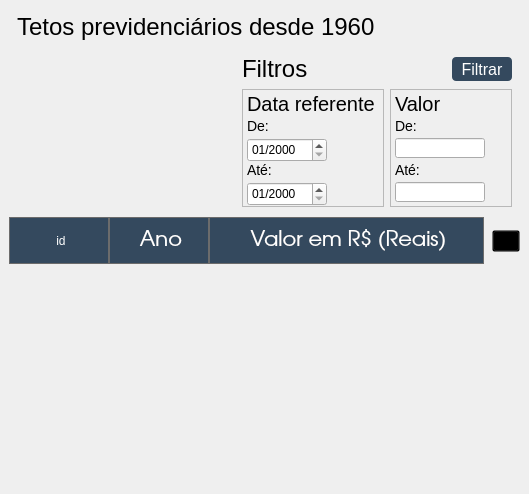
newprev/PrevCliente, file Design/UI/pgTetosPrevidenciarios.ui: the form before one commit.
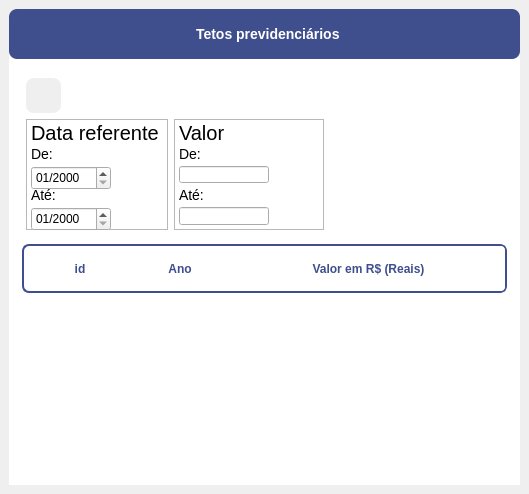
The form after the commit. Icons and pictures are not drawn.

Patch:
```diff
--- a/Design/UI/pgTetosPrevidenciarios.ui
+++ b/Design/UI/pgTetosPrevidenciarios.ui
@@ -17,17 +17,39 @@
    <string notr="true">/*-------------------------------- Tables -----------------------------------------*/
 #tblInfo {
 	background-color: transparent;
+	
+	font: 11pt &quot;Avenir LT Std&quot;;
+	color: #3F4E8C;
+
+	alternate-background-color: #F4F5F8;
+	margin: 4px;
 }
 
 #tblInfo::item{
 	margin: 4px;
 }
 
+QHeaderView {
+    padding-left: 4px;
+    background-color: white;
+    border: 2px solid #3F4E8C;
+
+	border-radius: 7px;
+
+	min-height: 45px;
+}
+
 QHeaderView::section {
-    background-color: rgb(52, 73, 94);
-    color: white;
+	font: 12pt &quot;Avenir LT Std&quot;;
+    color: #3F4E8C;
+	font-weight: 750;
+
     padding-left: 4px;
-    border: 1px solid #6c6c6c;
+    background-color: white;
+    border: 0px solid none;
+
+	border-radius: 4px;
+
 	min-height: 45px;
 }
 
@@ -38,6 +60,22 @@
 QHeaderView::up-arrow {
     icon-color: white;
 }
+/*-------------------------------- Frame -----------------------------------------*/
+#frPrincipal {
+	border: 0px solid none;
+	
+	border-top-left-radius: 8px;
+	border-bottom-left-radius: 0px;
+	border-top-right-radius: 8px;
+	border-bottom-right-radius: 0px;
+
+	background-color: white;
+}
+
+#frTitulo {
+	border-radius: 8px;
+	background-color: #3F4E8C;
+}
 
 /*-------------------------------- Label -----------------------------------------*/
 QLabel {
@@ -50,73 +88,41 @@
 	font-size: 20px;
 }
 
-#lbTitulo, #lbFiltrosInfo {
+#lbFiltrosInfo {
 	font-family: &quot;TeX Gyre Adventor&quot;;
 	font-size: 24px;
 }
 
+#lbTitulo {
+	font: 14pt &quot;Avenir LT Std&quot;;
+	color: white;
+
+	font-weight: 750;
+}
+
 /*-------------------------------- Push Buttons --------------------------------*/
-#pbRefresh {
-	background-image: url(:/refresh/refresh.png);
-	background-repeat: no-repeat;
+#pbFiltros {
+	background-image: url(:/filtros/filtros.png);
 	background-position: center;
-	background-color: transparent;
-}
-
-#pbRefresh:hover {
-	background-image: url(:/refreshHover/refreshHover.png);
 	background-repeat: no-repeat;
-	background-position: center;
-	background-color: transparent;
-}
 
-#pbFiltrar {
-	font-family: &quot;TeX Gyre Adventor&quot;;
-	font-size: 16px;
-	color: white;
-
-	border-radius: 4px;
-	background-color: rgb(52, 73, 94);
-}
-
-#pbFiltrar:hover {
-	font-family: &quot;TeX Gyre Adventor&quot;;
-	font-size: 16px;
-	color: white;
-
-	border-radius: 4px;
-	border: 1px solid;
-	background-color: rgb(72, 93, 114);
+	background-color: rgb(239, 239, 239);
+	border-radius: 8px;
 }</string>
   </property>
   <widget class="QWidget" name="centralwidget">
    <layout class="QVBoxLayout" name="verticalLayout">
     <item>
-     <widget class="QFrame" name="frame">
-      <property name="minimumSize">
-       <size>
-        <width>0</width>
-        <height>36</height>
-       </size>
-      </property>
-      <property name="maximumSize">
-       <size>
-        <width>16777215</width>
-        <height>42</height>
-       </size>
-      </property>
+     <widget class="QFrame" name="frPrincipal">
       <property name="frameShape">
        <enum>QFrame::NoFrame</enum>
       </property>
       <property name="frameShadow">
        <enum>QFrame::Raised</enum>
       </property>
-      <layout class="QHBoxLayout" name="horizontalLayout">
-       <property name="spacing">
-        <number>0</number>
-       </property>
+      <layout class="QGridLayout" name="gridLayout_2">
        <property name="leftMargin">
-        <number>8</number>
+        <number>0</number>
        </property>
        <property name="topMargin">
         <number>0</number>
@@ -127,29 +133,16 @@
        <property name="bottomMargin">
         <number>0</number>
        </property>
-       <item>
-        <widget class="QLabel" name="lbTitulo">
-         <property name="minimumSize">
-          <size>
-           <width>0</width>
-           <height>36</height>
-          </size>
+       <item row="1" column="0">
+        <widget class="QFrame" name="frConteudo">
+         <property name="frameShape">
+          <enum>QFrame::NoFrame</enum>
          </property>
-         <property name="maximumSize">
-          <size>
-           <width>16777215</width>
-           <height>42</height>
-          </size>
+         <property name="frameShadow">
+          <enum>QFrame::Raised</enum>
          </property>
-         <property name="text">
-          <string>Tetos previdenciários desde 1960</string>
-         </property>
-        </widget>
-       </item>
-      </layout>
-     </widget>
-    </item>
-    <item alignment="Qt::AlignRight|Qt::AlignTop">
+         <layout class="QGridLayout" name="gridLayout_3">
+          <item row="0" column="0">
      <widget class="QFrame" name="frFiltros">
       <property name="minimumSize">
        <size>
@@ -188,7 +181,26 @@
        <property name="bottomMargin">
         <number>4</number>
        </property>
-       <item row="2" column="0">
+             <item row="0" column="0" alignment="Qt::AlignLeft">
+              <widget class="QPushButton" name="pbFiltros">
+               <property name="minimumSize">
+                <size>
+                 <width>35</width>
+                 <height>35</height>
+                </size>
+               </property>
+               <property name="maximumSize">
+                <size>
+                 <width>35</width>
+                 <height>35</height>
+                </size>
+               </property>
+               <property name="text">
+                <string/>
+               </property>
+              </widget>
+             </item>
+             <item row="1" column="0">
         <widget class="QFrame" name="frDtReferente">
          <property name="maximumSize">
           <size>
@@ -280,7 +292,7 @@
          </layout>
         </widget>
        </item>
-       <item row="2" column="1">
+             <item row="1" column="2">
         <widget class="QFrame" name="frValor">
          <property name="maximumSize">
           <size>
@@ -354,136 +366,23 @@
          </layout>
         </widget>
        </item>
-       <item row="0" column="0" colspan="2" alignment="Qt::AlignTop">
-        <widget class="QFrame" name="frame_3">
-         <property name="sizePolicy">
-          <sizepolicy hsizetype="Preferred" vsizetype="Fixed">
-           <horstretch>0</horstretch>
-           <verstretch>0</verstretch>
-          </sizepolicy>
-         </property>
-         <property name="minimumSize">
-          <size>
-           <width>270</width>
-           <height>0</height>
-          </size>
-         </property>
-         <property name="maximumSize">
-          <size>
-           <width>270</width>
-           <height>16777215</height>
-          </size>
-         </property>
-         <property name="frameShape">
-          <enum>QFrame::NoFrame</enum>
-         </property>
-         <property name="frameShadow">
-          <enum>QFrame::Raised</enum>
-         </property>
-         <layout class="QHBoxLayout" name="horizontalLayout_2">
-          <property name="spacing">
-           <number>4</number>
-          </property>
-          <property name="leftMargin">
-           <number>0</number>
-          </property>
-          <property name="topMargin">
-           <number>0</number>
-          </property>
-          <property name="rightMargin">
-           <number>0</number>
-          </property>
-          <property name="bottomMargin">
-           <number>0</number>
-          </property>
-          <item alignment="Qt::AlignLeft">
-           <widget class="QLabel" name="lbFiltrosInfo">
-            <property name="text">
-             <string>Filtros</string>
-            </property>
-           </widget>
-          </item>
-          <item>
-           <layout class="QVBoxLayout" name="vlCheckBox"/>
-          </item>
-          <item>
+             <item row="0" column="2">
            <spacer name="horizontalSpacer">
             <property name="orientation">
              <enum>Qt::Horizontal</enum>
             </property>
             <property name="sizeHint" stdset="0">
              <size>
-              <width>5</width>
+                 <width>40</width>
               <height>20</height>
              </size>
             </property>
            </spacer>
           </item>
-          <item alignment="Qt::AlignRight">
-           <widget class="QPushButton" name="pbFiltrar">
-            <property name="minimumSize">
-             <size>
-              <width>60</width>
-              <height>24</height>
-             </size>
-            </property>
-            <property name="maximumSize">
-             <size>
-              <width>60</width>
-              <height>16777215</height>
-             </size>
-            </property>
-            <property name="text">
-             <string>Filtrar</string>
-            </property>
-           </widget>
-          </item>
          </layout>
         </widget>
        </item>
-      </layout>
-     </widget>
-    </item>
-    <item>
-     <widget class="QFrame" name="frame_2">
-      <property name="sizePolicy">
-       <sizepolicy hsizetype="Preferred" vsizetype="Expanding">
-        <horstretch>0</horstretch>
-        <verstretch>0</verstretch>
-       </sizepolicy>
-      </property>
-      <property name="sizeIncrement">
-       <size>
-        <width>20846</width>
-        <height>0</height>
-       </size>
-      </property>
-      <property name="tabletTracking">
-       <bool>false</bool>
-      </property>
-      <property name="frameShape">
-       <enum>QFrame::NoFrame</enum>
-      </property>
-      <property name="frameShadow">
-       <enum>QFrame::Raised</enum>
-      </property>
-      <layout class="QHBoxLayout" name="horizontalLayout_3">
-       <property name="spacing">
-        <number>8</number>
-       </property>
-       <property name="leftMargin">
-        <number>0</number>
-       </property>
-       <property name="topMargin">
-        <number>0</number>
-       </property>
-       <property name="rightMargin">
-        <number>0</number>
-       </property>
-       <property name="bottomMargin">
-        <number>0</number>
-       </property>
-       <item>
+          <item row="1" column="0">
         <widget class="QTableWidget" name="tblInfo">
          <property name="sizePolicy">
           <sizepolicy hsizetype="Preferred" vsizetype="Expanding">
@@ -503,6 +402,9 @@
          <property name="editTriggers">
           <set>QAbstractItemView::NoEditTriggers</set>
          </property>
+            <property name="alternatingRowColors">
+             <bool>true</bool>
+            </property>
          <property name="selectionMode">
           <enum>QAbstractItemView::NoSelection</enum>
          </property>
@@ -553,18 +455,21 @@
          </column>
         </widget>
        </item>
-       <item alignment="Qt::AlignTop">
-        <widget class="QFrame" name="frame_4">
+         </layout>
+        </widget>
+       </item>
+       <item row="0" column="0" alignment="Qt::AlignTop">
+        <widget class="QFrame" name="frTitulo">
          <property name="minimumSize">
           <size>
-           <width>28</width>
-           <height>40</height>
+           <width>0</width>
+           <height>50</height>
           </size>
          </property>
          <property name="maximumSize">
           <size>
-           <width>28</width>
-           <height>40</height>
+           <width>16777215</width>
+           <height>42</height>
           </size>
          </property>
          <property name="frameShape">
@@ -573,26 +478,38 @@
          <property name="frameShadow">
           <enum>QFrame::Raised</enum>
          </property>
-         <layout class="QVBoxLayout" name="verticalLayout_2">
+         <layout class="QHBoxLayout" name="horizontalLayout">
           <property name="spacing">
            <number>0</number>
           </property>
           <property name="leftMargin">
-           <number>0</number>
-          </property>
-          <property name="topMargin">
            <number>8</number>
           </property>
+          <property name="topMargin">
+           <number>0</number>
+          </property>
           <property name="rightMargin">
            <number>0</number>
           </property>
           <property name="bottomMargin">
            <number>0</number>
           </property>
-          <item>
-           <widget class="QPushButton" name="pbRefresh">
+          <item alignment="Qt::AlignHCenter">
+           <widget class="QLabel" name="lbTitulo">
+            <property name="minimumSize">
+             <size>
+              <width>0</width>
+              <height>36</height>
+             </size>
+            </property>
+            <property name="maximumSize">
+             <size>
+              <width>16777215</width>
+              <height>42</height>
+             </size>
+            </property>
             <property name="text">
-             <string/>
+             <string>Tetos previdenciários</string>
             </property>
            </widget>
           </item>
```
Left out of the diff: 2 changed lines with no effect on the pictures. Lines whose indentation alone changed are shown as unchanged.
